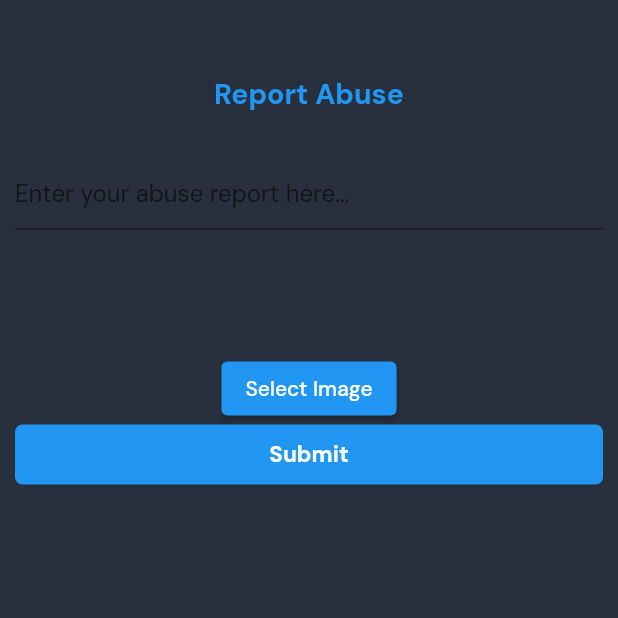
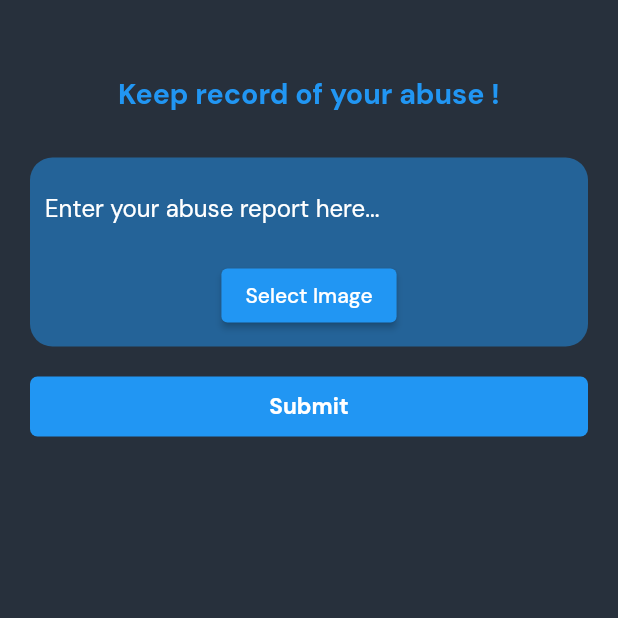
Before and after one commit to 2023-opportunity-hack/ByteBender--MobileAppforTeens-RebuildaprototypewithSecurityandUsability, a Flutter app: the AbusePage screen opened directly with empty values, after a tap on "Select Image", on a phone screen of 412 x 824 dp, the top half of it. Run offline on Flutter 3.47's test engine with Material 2 defaults, Android fonts, the phone set to English and light mode, and no system bars; our stand-ins replace camera, cloud_firestore, firebase_auth, firebase_core, firebase_storage, flutter_map and 7 more; missing offline and left inert: audio_session, flutter_sms, image_picker_for_web, just_audio_web, location_web, mobile_number and 1 more; accounts and stored records are empty.

Commit message:
adding document abuse

```diff
--- a/lib/document_abuse.dart
+++ b/lib/document_abuse.dart
@@ -1,11 +1,12 @@
 import 'dart:io';
 
+import 'package:camera/camera.dart';
 import 'package:cloud_firestore/cloud_firestore.dart';
 import 'package:firebase_auth/firebase_auth.dart';
 import 'package:firebase_storage/firebase_storage.dart';
 import 'package:flutter/material.dart';
 import 'package:image_picker/image_picker.dart';
-import 'package:camera/camera.dart';
+
 
 class AbusePage extends StatefulWidget {
   final String phone;
@@ -53,10 +54,10 @@ class _AbusePageState extends State<AbusePage> {
   }
 
   final User? currentUser = FirebaseAuth.instance.currentUser;
-
+ XFile? pickedImage=XFile("");
   Future<String?> _pickImage() async {
     try {
-      final XFile? pickedImage =
+pickedImage =
           await _imagePicker.pickImage(source: ImageSource.gallery);
 
       if (pickedImage == null) return null; // User canceled image picking
@@ -67,7 +68,7 @@ class _AbusePageState extends State<AbusePage> {
           .ref()
           .child('abuse_reports/${currentUser!.uid}/${DateTime.now().millisecondsSinceEpoch}');
       final UploadTask uploadTask =
-          storageReference.putFile(File(pickedImage.path));
+          storageReference.putFile(File(pickedImage!.path));
 
       // Wait for the upload to complete
       await uploadTask.whenComplete(() => print('File Uploaded'));
@@ -89,48 +90,49 @@ class _AbusePageState extends State<AbusePage> {
         child: Padding(
           padding: const EdgeInsets.only(
           top: 50.0,
-            left: 10,
-            right: 10,
+                left: 20,
+                right: 20,
           ),
           child: Column(
             children: [
               Text(
-                "Report Abuse",
+                  "Keep record of your abuse !",
                   style: TextStyle(
                       fontSize: 19,
                       color: Colors.blue,
-                  fontWeight: FontWeight.bold,
-                ),
+                      fontWeight: FontWeight.bold),
                 ),
               SizedBox(
                 height: 30,
               ),
               Container(
-                height: 120,
+
                 width: MediaQuery.of(context).size.width,
-                child: TextField(
+                padding: EdgeInsets.all(10),
+                decoration: BoxDecoration(borderRadius: BorderRadius.circular(15),color: Colors.blue.withOpacity(0.5)),
+                child: Column(
+                  children: [
+                    TextField(
                       controller: _abuseController,
                       decoration: InputDecoration(
+                            border: InputBorder.none, // Remove the black underline
+                        hintStyle: TextStyle(color:Colors.white),
                         hintText: "Enter your abuse report here...",
                       ),
                     ),
-              ),
                        SizedBox(height: 10),
-              _videoFile == null
-                  ? SizedBox()
-                  : AspectRatio(
-                      aspectRatio: _cameraController.value.aspectRatio,
-                      child: CameraPreview(_cameraController),
-                    ),
-              Row(
-                mainAxisAlignment: MainAxisAlignment.spaceAround,
-                children: [
-                  ElevatedButton(
+
+            pickedImage!.path=="" ? ElevatedButton(
                 onPressed: _pickImage,
                 child: Text("Select Image"),
+              ):Container(
+                width: 200,height:200,child:Image.file(File(pickedImage!.path),)),
+                  ],
+
                 ),
-                ],
-              ),
+              ),                    SizedBox(height: 20,),
+
+
               GestureDetector(
                 onTap: () async {
                   // Upload _videoFile and _abuseController.text to Firestore
@@ -248,10 +250,15 @@ class AbuseReportWidget extends StatelessWidget {
             // abuse image here
           ),
           if (imageUrl != null)
+            Container(
+              height: 100,
+
+              child: ClipRRect(
+                borderRadius:BorderRadius.circular(10),
+                child: Image.network(imageUrl!)),
+            ),
              SizedBox(
-              height: 10,
-              child: Image.network(imageUrl!),
-            ),
+              height: 10,)
         ],
       ),
     );
```
Also changed, not shown: lib/forum.dart (+8 -6 lines), lib/home.dart (+35 -0 lines). Lines whose indentation alone changed are shown as unchanged.
